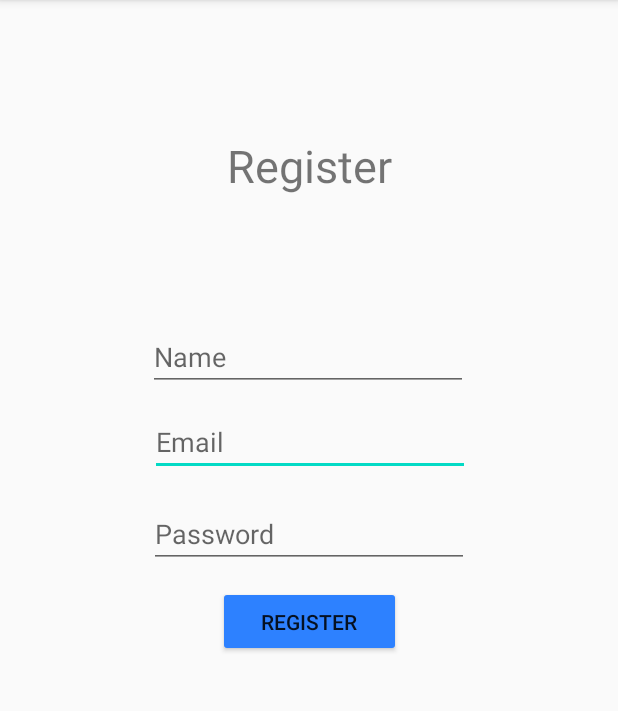
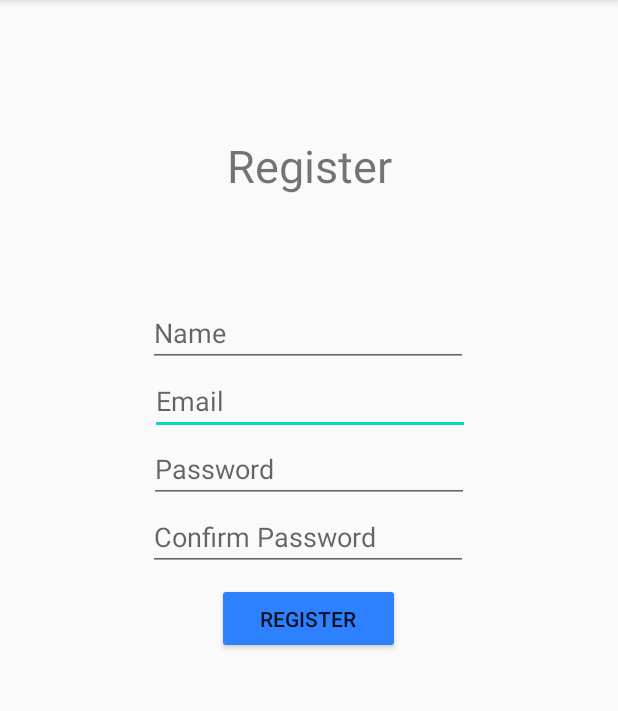
Before and after one commit to JonDoerr/Daily-Journal-11, an Android app: the RegisterActivity screen opened directly, with no data from a screen before it, after a tap on "REGISTER", on a phone screen of 412 x 824 dp, the part 84-795 px from its top. Run offline under Robolectric (Android 15) with nearby library versions, the phone set to English and light mode, and no system bars; our stand-ins replace Firebase (no records; nobody signed in at launch, a user with empty details on screens opened directly).

Commit message:
added password verification

```diff
--- a/DailyJournal11/app/src/main/java/com/example/dailyjournal11/RegisterActivity.kt
+++ b/DailyJournal11/app/src/main/java/com/example/dailyjournal11/RegisterActivity.kt
@@ -19,6 +19,7 @@ class RegisterActivity : AppCompatActivity() {
     private lateinit var userName: TextView
     private lateinit var userID: TextView
     private lateinit var userPass: TextView
+    private lateinit var userPassConfirmation: TextView
     private lateinit var errorTextView: TextView
 
     override fun onCreate(savedInstanceState: Bundle?) {
@@ -31,6 +32,7 @@ class RegisterActivity : AppCompatActivity() {
         userName = findViewById(R.id.editTextTextName)
         userID = findViewById(R.id.editTextTextUserId)
         userPass = findViewById(R.id.editTextTextPassword)
+        userPassConfirmation = findViewById(R.id.editTextTextPasswordConfirmation)
         errorTextView = findViewById(R.id.errorTextView)
 
         // Make it so hitting the enter key hits register button
@@ -67,7 +69,18 @@ class RegisterActivity : AppCompatActivity() {
 
     // Function to easily call createAccount()
     private fun register() {
-        createAccount(userName.text.toString(), userID.text.toString(), userPass.text.toString())
+        if (userPass.text.toString() != userPassConfirmation.text.toString()) {
+            Toast.makeText(
+                this@RegisterActivity,
+                "Passwords don't match", Toast.LENGTH_LONG
+            ).show()
+        } else {
+            createAccount(
+                userName.text.toString(),
+                userID.text.toString(),
+                userPass.text.toString()
+            )
+        }
     }
 
     private fun createAccount(name: String, email: String, password: String) {
@@ -113,8 +126,6 @@ class RegisterActivity : AppCompatActivity() {
                     FirebaseAuth.getInstance().signOut()
                     errorTextView.setTextColor(Color.BLACK)
                     errorTextView.text = "Email verification sent! Check your email to verify account"
-//                    startActivity(Intent(this@RegisterActivity, MainActivity::class.java))
-//                    finish()
                 } else {
                     Log.w(TAG, "email verification: failure", task.exception)
                     Toast.makeText(
--- a/DailyJournal11/app/src/main/res/layout/register_layout.xml
+++ b/DailyJournal11/app/src/main/res/layout/register_layout.xml
@@ -25,7 +25,6 @@
         android:id="@+id/editTextTextUserId"
         android:layout_width="wrap_content"
         android:layout_height="wrap_content"
-        android:layout_marginTop="11dp"
         android:ems="10"
         android:hint="Email"
         android:inputType="textNoSuggestions|textWebEmailAddress|textPersonName"
@@ -38,7 +37,6 @@
         android:id="@+id/editTextTextName"
         android:layout_width="wrap_content"
         android:layout_height="wrap_content"
-        android:layout_marginTop="16dp"
         android:ems="10"
         android:hint="Name"
         android:inputType="textNoSuggestions|textCapWords|textPersonName"
@@ -63,7 +61,6 @@
         android:id="@+id/editTextTextPassword"
         android:layout_width="wrap_content"
         android:layout_height="wrap_content"
-        android:layout_marginTop="16dp"
         android:ems="10"
         android:hint="Password"
         android:inputType="textPassword"
@@ -71,15 +68,28 @@
         app:layout_constraintStart_toStartOf="parent"
         app:layout_constraintTop_toBottomOf="@+id/editTextTextUserId" />
 
+    <EditText
+        android:id="@+id/editTextTextPasswordConfirmation"
+        android:layout_width="wrap_content"
+        android:layout_height="wrap_content"
+        android:ems="10"
+        android:hint="Confirm Password"
+        android:inputType="textPassword"
+        app:layout_constraintEnd_toEndOf="parent"
+        app:layout_constraintHorizontal_bias="0.497"
+        app:layout_constraintStart_toStartOf="parent"
+        app:layout_constraintTop_toBottomOf="@+id/editTextTextPassword" />
+
     <Button
         android:id="@+id/registerButton"
         android:layout_width="122dp"
         android:layout_height="47dp"
-        android:layout_marginTop="12dp"
+        android:layout_marginTop="8dp"
         android:backgroundTint="@color/colorPrimary"
         android:text="Register"
         app:layout_constraintEnd_toEndOf="parent"
+        app:layout_constraintHorizontal_bias="0.498"
         app:layout_constraintStart_toStartOf="parent"
-        app:layout_constraintTop_toBottomOf="@+id/editTextTextPassword" />
+        app:layout_constraintTop_toBottomOf="@+id/editTextTextPasswordConfirmation" />
 
 </androidx.constraintlayout.widget.ConstraintLayout>
```
